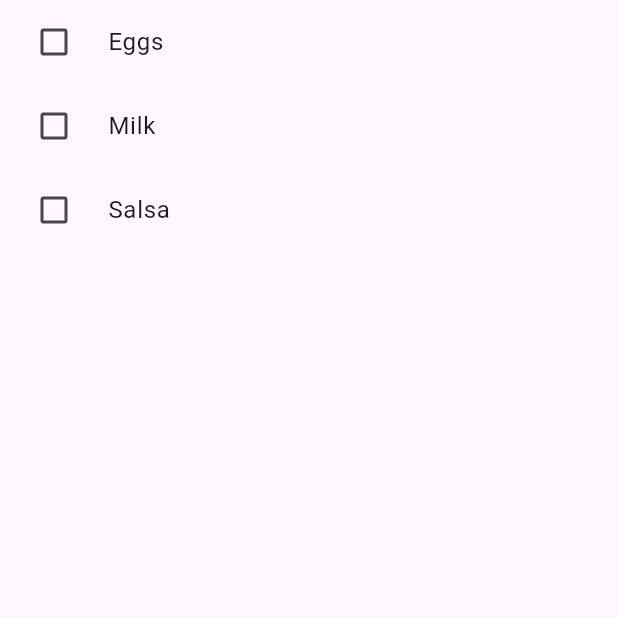
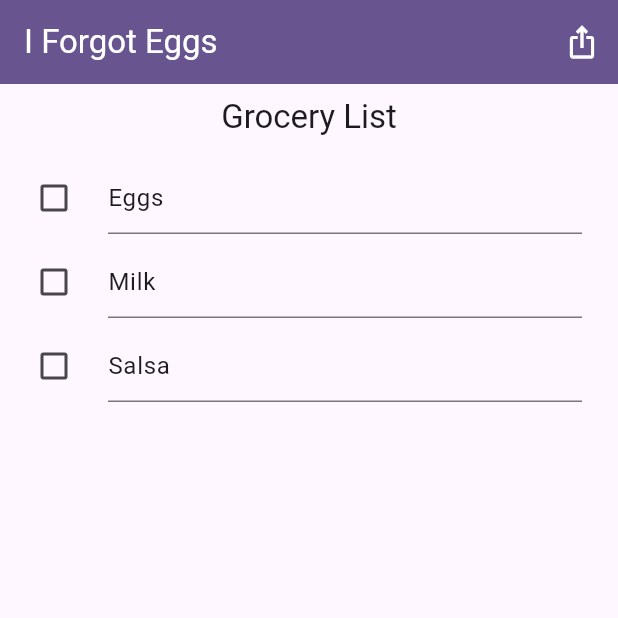
Before and after one commit to StephenBuley/i_forgot_eggs, a Flutter app: the screen it shows after launch, on a phone screen of 412 x 824 dp, the top half of it. Run offline on Flutter 3.47's test engine with Material 3 defaults, Android fonts, the phone set to English and light mode, and no system bars.

Commit message:
feat: add swipe for new list functionality with PageView

```diff
--- a/lib/main.dart
+++ b/lib/main.dart
@@ -32,10 +32,27 @@ class MyHomePage extends StatefulWidget {
 }
 
 class HomePageState extends State<MyHomePage> {
-  AppList list = AppList(id: 1, title: 'Grocery List');
+  @override
+  Widget build(BuildContext context) {
+    return const PagesOfAppLists();
+  }
+}
+
+class PagesOfAppLists extends StatefulWidget {
+  const PagesOfAppLists({super.key});
+
+  @override
+  State<PagesOfAppLists> createState() => _PagesOfAppListsState();
+}
+
+class _PagesOfAppListsState extends State<PagesOfAppLists> {
+  List<AppList> lists = [
+    AppList(id: 1, title: 'Grocery List'),
+  ];
 
   @override
   void initState() {
+    final list = lists[0];
     list.listItems.add(ListItem(id: 1, text: 'Eggs'));
     list.listItems.add(ListItem(id: 2, text: 'Milk'));
     list.listItems.add(ListItem(id: 3, text: 'Salsa'));
@@ -46,29 +63,121 @@ class HomePageState extends State<MyHomePage> {
   @override
   Widget build(BuildContext context) {
     return Scaffold(
+      appBar: AppBar(
+        title: const Text('I Forgot Eggs'),
+        backgroundColor: Theme.of(context).colorScheme.primary,
+        foregroundColor: Theme.of(context).colorScheme.onPrimary,
+        actions: [
+          IconButton(
+            onPressed: () {},
+            icon: const Icon(Icons.ios_share),
+          ),
+        ],
+      ),
+      body: PageView.builder(
+        itemCount: lists.length + 1, // +1 for the "add new list" page
+        itemBuilder: (context, index) {
+          if (index < lists.length) {
+            return AppListPage(
+              list: lists[index],
+              onListUpdated: (updatedlist) {
+                setState(() {
+                  lists[index] = updatedlist;
+                });
+              },
+            );
+          } else {
+            return Center(
+              child: ElevatedButton(
+                onPressed: () {
+                  setState(() {
+                    lists.add(AppList(
+                      id: 1,
+                      title: 'new list',
+                    ));
+                  });
+                },
+                child: const Text('Add New List'),
+              ),
+            );
+          }
+        },
+      ),
+    );
+  }
+}
+
+class AppListPage extends StatefulWidget {
+  final AppList list;
+  final Function(AppList) onListUpdated;
+
+  const AppListPage(
+      {super.key, required this.list, required this.onListUpdated});
+
+  @override
+  State<AppListPage> createState() => _TodoListScreenState();
+}
+
+class _TodoListScreenState extends State<AppListPage> {
+  late AppList list;
+
+  @override
+  void initState() {
+    super.initState();
+    list = widget.list;
+  }
+
+  @override
+  Widget build(BuildContext context) {
+    return Scaffold(
       body: Center(
         child: ReorderableListView(
-          buildDefaultDragHandles: false,
+          header: Padding(
+            padding: const EdgeInsets.all(8.0),
+            child: Text(
+              list.title,
+              textAlign: TextAlign.center,
+              style: Theme.of(context).textTheme.titleLarge,
+            ),
+          ),
           prototypeItem: CheckboxListTile(
             value: false,
             onChanged: (value) {},
+            title: const Text("Sample Item"),
           ),
-          children: list.listItems.map(
-            (item) {
+          children: list.listItems.map((item) {
             return CheckboxListTile(
               key: ValueKey(item.id),
               value: item.completed,
               controlAffinity: ListTileControlAffinity.leading,
               onChanged: (value) {
                 setState(() {
-                    item.completed = value!;
+                  item.completed = value ?? false;
+                  widget.onListUpdated(list);
                 });
               },
-                title: Text(item.text),
+              title: TextFormField(
+                enableSuggestions: false,
+                initialValue: item.text,
+                onChanged: (value) {
+                  setState(() {
+                    item.text = value;
+                    widget.onListUpdated(list);
+                  });
+                },
+              ),
             );
+          }).toList(),
+          onReorder: (oldIndex, newIndex) {
+            setState(() {
+              if (oldIndex < newIndex) {
+                newIndex -= 1;
+              }
+              final movedItem = list.listItems.removeAt(oldIndex);
+              list.listItems.insert(newIndex, movedItem);
+              widget.onListUpdated(list);
+            });
           },
-          ).toList(),
-          onReorder: (oldIndex, newIndex) {},
         ),
       ),
     );
```
Lines whose indentation alone changed are shown as unchanged.
